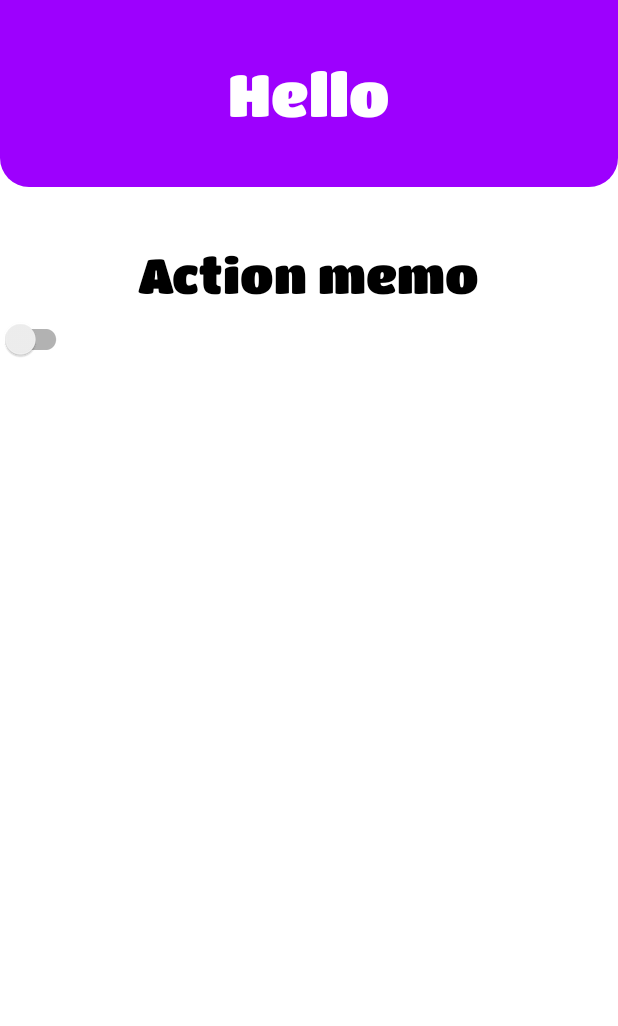
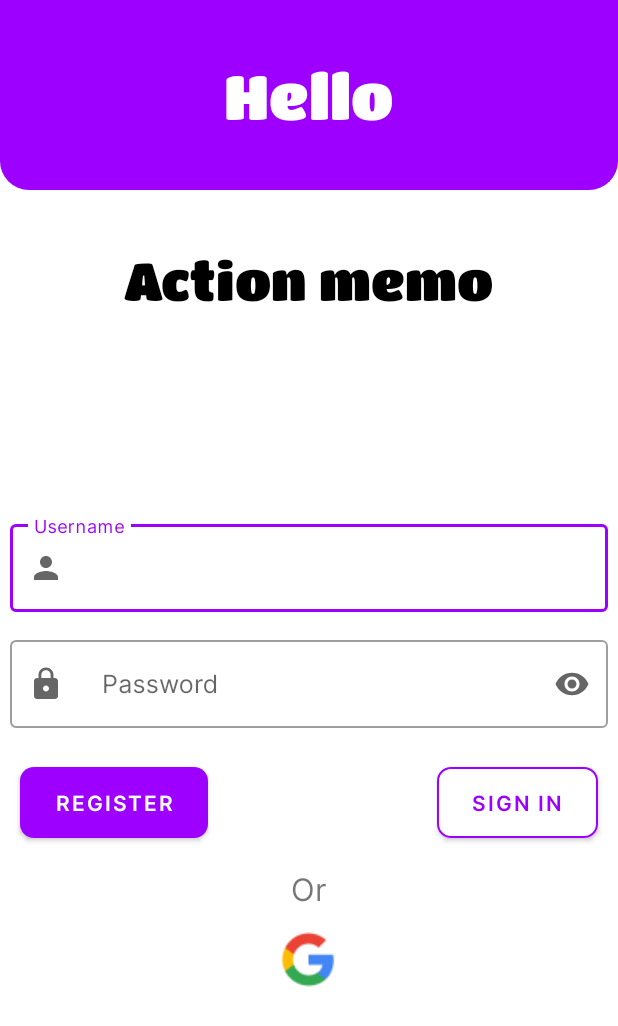
Before and after one commit to MohamedKandel/Action_memo, an Android app: the screen it shows after launch (MainActivity), on a phone screen of 412 x 824 dp. Shown: the top 1026 px of the screen. Run offline under Robolectric (Android 15) with nearby library versions, the phone set to English and light mode, and no system bars; our stand-ins replace sdp/ssp sizes.

Commit message:
login design

```diff
--- a/app/src/main/java/com/mkandeel/actionmemo/ui/LoginFragment.kt
+++ b/app/src/main/java/com/mkandeel/actionmemo/ui/LoginFragment.kt
@@ -7,7 +7,12 @@ import android.view.LayoutInflater
 import android.view.View
 import android.view.ViewGroup
 import android.widget.CompoundButton
+import android.widget.Toast
+import androidx.activity.addCallback
 import androidx.appcompat.app.AppCompatDelegate
+import androidx.datastore.core.DataStore
+import androidx.datastore.preferences.core.Preferences
+import androidx.lifecycle.Observer
 import androidx.lifecycle.ViewModelProvider
 import com.mkandeel.actionmemo.Helper.DataStoreManager
 import com.mkandeel.actionmemo.Helper.HelperClass
@@ -26,16 +31,8 @@ private const val ARG_PARAM2 = "param2"
  * create an instance of this fragment.
  */
 class LoginFragment : Fragment(), CompoundButton.OnCheckedChangeListener {
-    // TODO: Rename and change types of parameters
-    private var param1: String? = null
-    private var param2: String? = null
-
     override fun onCreate(savedInstanceState: Bundle?) {
         super.onCreate(savedInstanceState)
-        arguments?.let {
-            param1 = it.getString(ARG_PARAM1)
-            param2 = it.getString(ARG_PARAM2)
-        }
     }
 
     private lateinit var binding: FragmentLoginBinding
@@ -53,50 +50,41 @@ class LoginFragment : Fragment(), CompoundButton.OnCheckedChangeListener {
         dataStoreViewModel = ViewModelProvider(this)[DataStoreViewModel::class.java]
         dataStoreManager = DataStoreManager(requireContext())
         helper.hideActionBar()
-        checkTheme()
-        binding.modeSwitch.setOnCheckedChangeListener(this)
+        //checkTheme()
         return binding.root
     }
 
     fun checkTheme() {
         binding.apply {
-            dataStoreViewModel.getTheme().observe(requireActivity()) { isDark ->
-                when (isDark) {
+            dataStoreViewModel.getTheme().observe(requireActivity()) {
+                when (it) {
                     true -> {
                         AppCompatDelegate.setDefaultNightMode(AppCompatDelegate.MODE_NIGHT_YES)
-                        binding.modeSwitch.isChecked = true
                     }
 
                     false -> {
                         AppCompatDelegate.setDefaultNightMode(AppCompatDelegate.MODE_NIGHT_NO)
-                        binding.modeSwitch.isChecked = false
                     }
                 }
             }
         }
     }
 
-    companion object {
-        /**
-         * Use this factory method to create a new instance of
-         * this fragment using the provided parameters.
-         *
-         * @param param1 Parameter 1.
-         * @param param2 Parameter 2.
-         * @return A new instance of fragment LoginFragment.
-         */
-        // TODO: Rename and change types and number of parameters
-        @JvmStatic
-        fun newInstance(param1: String, param2: String) =
-            LoginFragment().apply {
-                arguments = Bundle().apply {
-                    putString(ARG_PARAM1, param1)
-                    putString(ARG_PARAM2, param2)
-                }
-            }
+    override fun onDestroy() {
+        super.onDestroy()
+        dataStoreViewModel.getTheme().removeObservers(requireActivity())
     }
 
     override fun onCheckedChanged(buttonView: CompoundButton?, isChecked: Boolean) {
         dataStoreViewModel.setTheme(isChecked)
+        when(isChecked) {
+            true -> {
+                AppCompatDelegate.setDefaultNightMode(AppCompatDelegate.MODE_NIGHT_YES)
+            }
+
+            false -> {
+                AppCompatDelegate.setDefaultNightMode(AppCompatDelegate.MODE_NIGHT_NO)
+            }
+        }
     }
 }
--- a/app/src/main/java/com/mkandeel/actionmemo/viewModel/DataStoreViewModel.kt
+++ b/app/src/main/java/com/mkandeel/actionmemo/viewModel/DataStoreViewModel.kt
@@ -6,7 +6,6 @@ import androidx.lifecycle.LiveData
 import androidx.lifecycle.asLiveData
 import androidx.lifecycle.viewModelScope
 import com.mkandeel.actionmemo.Helper.DataStoreManager
-import com.mkandeel.actionmemo.Helper.HelperClass
 import kotlinx.coroutines.Dispatchers
 import kotlinx.coroutines.launch
 
--- /dev/null
+++ b/app/src/main/res/drawable/lock.xml
@@ -0,0 +1,5 @@
+<vector android:height="24dp" android:tint="#000000"
+    android:viewportHeight="24" android:viewportWidth="24"
+    android:width="24dp" xmlns:android="http://schemas.android.com/apk/res/android">
+    <path android:fillColor="@android:color/white" android:pathData="M18,8h-1L17,6c0,-2.76 -2.24,-5 -5,-5S7,3.24 7,6v2L6,8c-1.1,0 -2,0.9 -2,2v10c0,1.1 0.9,2 2,2h12c1.1,0 2,-0.9 2,-2L20,10c0,-1.1 -0.9,-2 -2,-2zM12,17c-1.1,0 -2,-0.9 -2,-2s0.9,-2 2,-2 2,0.9 2,2 -0.9,2 -2,2zM15.1,8L8.9,8L8.9,6c0,-1.71 1.39,-3.1 3.1,-3.1 1.71,0 3.1,1.39 3.1,3.1v2z"/>
+</vector>
--- a/app/src/main/res/layout/fragment_home.xml
+++ b/app/src/main/res/layout/fragment_home.xml
@@ -9,6 +9,6 @@
     <TextView
         android:layout_width="match_parent"
         android:layout_height="match_parent"
-        android:text="@string/hello_blank_fragment" />
+        android:text="@string/hello" />
 
 </FrameLayout>
--- a/app/src/main/res/layout/fragment_login.xml
+++ b/app/src/main/res/layout/fragment_login.xml
@@ -32,12 +32,13 @@
                     android:padding="@dimen/_10ssp"
                     android:text="@string/hello"
                     android:textColor="@color/white"
-                    android:textSize="@dimen/_30ssp" />
+                    android:textSize="@dimen/_32ssp" />
             </RelativeLayout>
 
             <TextView
                 android:id="@+id/title_txt"
                 style="@style/BlackTextView"
+                android:layout_marginBottom="@dimen/_100ssp"
                 android:layout_width="wrap_content"
                 android:layout_height="wrap_content"
                 android:layout_below="@+id/header_layout"
@@ -45,13 +46,111 @@
                 android:layout_marginTop="@dimen/_30ssp"
                 android:fontFamily="@font/titan_one_regular"
                 android:text="@string/app_name"
-                android:textSize="@dimen/_25ssp" />
+                android:textSize="@dimen/_27ssp" />
 
-            <androidx.appcompat.widget.SwitchCompat
+            <com.google.android.material.textfield.TextInputLayout
+                android:id="@+id/user_layout"
+                style="@style/Widget.MaterialComponents.TextInputLayout.OutlinedBox"
+                android:layout_width="match_parent"
+                android:layout_height="wrap_content"
+                android:layout_below="@+id/title_txt"
+                android:layout_margin="@dimen/_5ssp"
+                android:hint="@string/username"
+                android:layoutDirection="locale"
+                android:textDirection="locale"
+                app:endIconMode="clear_text"
+                app:startIconDrawable="@drawable/person">
+
+                <com.google.android.material.textfield.TextInputEditText
+                    android:id="@+id/txt_username"
+                    android:layout_width="match_parent"
+                    android:layout_height="match_parent"
+                    android:drawablePadding="@dimen/_7ssp"
+                    android:fontFamily="@font/inter_regular"
+                    android:inputType="text"
+                    android:textSize="@dimen/_13ssp"/>
+            </com.google.android.material.textfield.TextInputLayout>
+
+            <com.google.android.material.textfield.TextInputLayout
+                android:id="@+id/pass_layout"
+                style="@style/Widget.MaterialComponents.TextInputLayout.OutlinedBox"
+                android:layout_width="match_parent"
+                android:layout_height="wrap_content"
+                android:layout_below="@+id/user_layout"
+                android:layout_margin="@dimen/_5ssp"
+                android:hint="@string/password"
+                app:endIconMode="password_toggle"
+                app:startIconDrawable="@drawable/lock">
+
+                <com.google.android.material.textfield.TextInputEditText
+                    android:id="@+id/txt_pass"
+                    android:layout_width="match_parent"
+                    android:layout_height="match_parent"
+                    android:drawablePadding="@dimen/_7ssp"
+                    android:textSize="@dimen/_13ssp"
+                    android:fontFamily="@font/inter_regular"
+                    android:inputType="textPassword" />
+            </com.google.android.material.textfield.TextInputLayout>
+
+            <com.google.android.material.button.MaterialButton
+                android:id="@+id/btn_register"
                 android:layout_width="wrap_content"
                 android:layout_height="wrap_content"
-                android:layout_below="@+id/title_txt"
-                android:id="@+id/mode_switch"/>
+                android:layout_below="@id/pass_layout"
+                android:layout_marginStart="@dimen/_10ssp"
+                android:layout_marginTop="@dimen/_10ssp"
+                android:layout_marginBottom="@dimen/_10ssp"
+                android:fontFamily="@font/inter_semi_bold"
+                android:paddingStart="@dimen/_18ssp"
+                android:paddingTop="@dimen/_10ssp"
+                android:paddingEnd="@dimen/_18ssp"
+                android:paddingBottom="@dimen/_10ssp"
+                android:text="@string/register"
+                app:cornerRadius="@dimen/_7ssp" />
+
+            <com.google.android.material.button.MaterialButton
+                android:id="@+id/btn_login"
+                android:layout_width="wrap_content"
+                android:layout_height="wrap_content"
+                android:layout_below="@id/pass_layout"
+                android:layout_alignParentEnd="true"
+                android:layout_marginTop="@dimen/_10ssp"
+                android:layout_marginEnd="@dimen/_10ssp"
+                android:layout_marginBottom="@dimen/_10ssp"
+                android:fontFamily="@font/inter_semi_bold"
+                android:paddingStart="@dimen/_18ssp"
+                android:paddingTop="@dimen/_10ssp"
+                android:paddingEnd="@dimen/_18ssp"
+                android:paddingBottom="@dimen/_10ssp"
+                android:text="@string/login"
+                android:textColor="@color/my_light_primary"
+                app:backgroundTint="@color/white"
+                app:cornerRadius="@dimen/_7ssp"
+                app:strokeColor="@color/my_light_primary"
+                app:strokeWidth="@dimen/_1ssp" />
+
+            <TextView
+                android:layout_width="wrap_content"
+                android:layout_height="wrap_content"
+                android:text="@string/or"
+                android:layout_below="@+id/btn_register"
+                android:layout_centerInParent="true"
+                android:textSize="@dimen/_16ssp"
+                android:id="@+id/txt_or"
+                android:fontFamily="@font/inter_regular"/>
+
+            <ImageButton
+                android:layout_width="wrap_content"
+                android:layout_height="wrap_content"
+                android:background="@android:color/transparent"
+                android:src="@drawable/google"
+                android:layout_below="@+id/txt_or"
+                android:layout_centerInParent="true"
+                android:layout_marginTop="@dimen/_10ssp"
+                android:id="@+id/btn_google"
+                android:contentDescription="@string/register"/>
+
+
         </RelativeLayout>
 
     </ScrollView>
--- a/app/src/main/res/values/strings.xml
+++ b/app/src/main/res/values/strings.xml
@@ -9,4 +9,9 @@
     <string name="open">Open</string>
     <string name="close">Close</string>
     <string name="hello">Hello</string>
+    <string name="username">Username</string>
+    <string name="password">Password</string>
+    <string name="register">Register</string>
+    <string name="login">Sign in</string>
+    <string name="or">Or</string>
 </resources>
```
Also changed, not shown: app/src/main/assets/Inter-SemiBold.ttf (added), app/src/main/res/drawable/google.png (added), app/src/main/res/font/inter_semi_bold.ttf (added), 1 other file.
